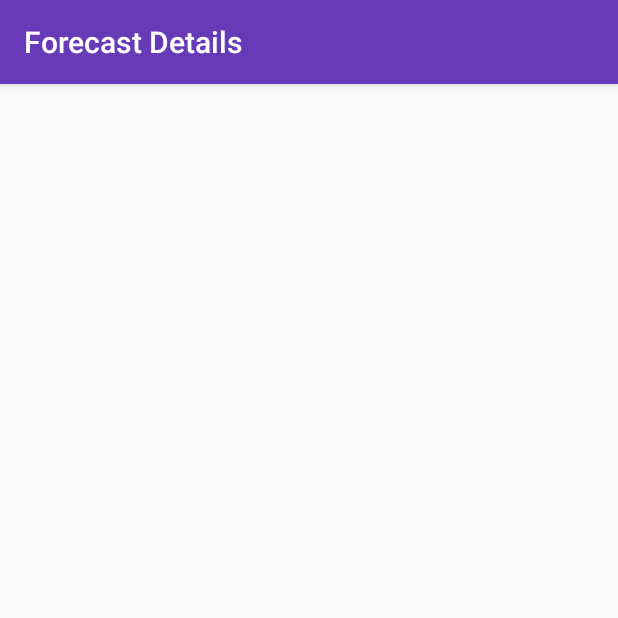
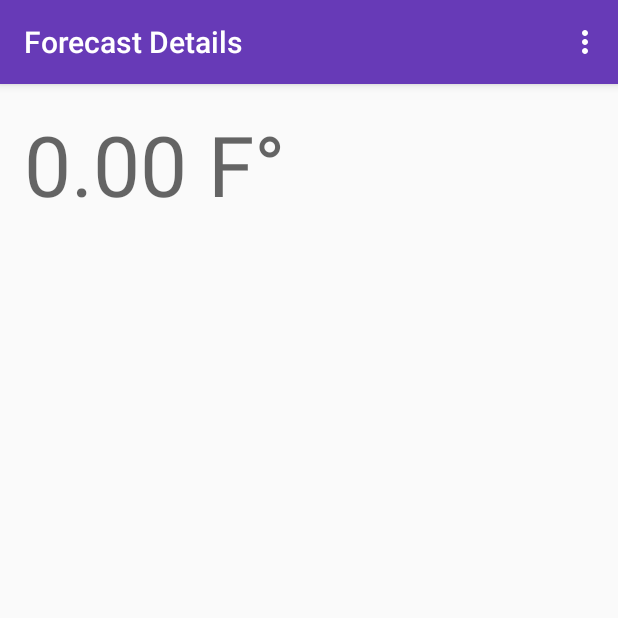
Before and after one commit to fai1whale/Android1, an Android app: the ForecastDetailsActivity screen opened directly, with no data from a screen before it, on a phone screen of 412 x 824 dp, the top half of it. Run offline under Robolectric (Android 15) with nearby library versions, the phone set to English and light mode, and no system bars.

```diff
--- a/app/src/main/AndroidManifest.xml
+++ b/app/src/main/AndroidManifest.xml
@@ -9,9 +9,11 @@
         android:roundIcon="@mipmap/ic_launcher_round"
         android:supportsRtl="true"
         android:theme="@style/AppTheme">
+
         <activity
             android:name=".details.ForecastDetailsActivity">
         </activity>
+
         <activity android:name=".MainActivity">
             <intent-filter>
                 <action android:name="android.intent.action.MAIN" />
--- /dev/null
+++ b/app/src/main/java/com/rkl/andriod1/TempDisplaySettingManager.kt
@@ -0,0 +1,21 @@
+package com.rkl.andriod1
+
+import android.content.Context
+
+enum class TempDisplaySetting{
+    Fahrenheit, Celsius
+}
+
+class TempDisplaySettingManager(context: Context) {
+    private val preferences = context.getSharedPreferences("settings", Context.MODE_PRIVATE)
+
+    fun updateSetting(setting: TempDisplaySetting){
+        preferences.edit().putString("key_temp_display", setting.name).commit()
+    }
+
+    fun getTempDisplaySetting(): TempDisplaySetting{
+        val settingValue = preferences.getString("key_temp_display", TempDisplaySetting.Fahrenheit.name) ?: TempDisplaySetting.Fahrenheit.name
+        return TempDisplaySetting.valueOf(settingValue)
+    }
+
+}
--- a/app/src/main/java/com/rkl/andriod1/details/ForecastDetailsActivity.kt
+++ b/app/src/main/java/com/rkl/andriod1/details/ForecastDetailsActivity.kt
@@ -1,15 +1,58 @@
 package com.rkl.andriod1.details
 
+import android.content.DialogInterface
 import androidx.appcompat.app.AppCompatActivity
 import android.os.Bundle
-import com.rkl.andriod1.R
+import android.view.Menu
+import android.view.MenuInflater
+import android.view.MenuItem
+import android.widget.TextView
+import android.widget.Toast
+import androidx.appcompat.app.AlertDialog
+import com.rkl.andriod1.*
+import kotlinx.android.synthetic.main.activity_forecast_details.view.*
 
 class ForecastDetailsActivity : AppCompatActivity() {
+
+    private lateinit var tempDisplaySettingManager: TempDisplaySettingManager
 
     override fun onCreate(savedInstanceState: Bundle?) {
         super.onCreate(savedInstanceState)
         setContentView(R.layout.activity_forecast_details)
 
+        tempDisplaySettingManager = TempDisplaySettingManager(this)
+
         setTitle(R.string.forecast_details)
+
+        val tempText = findViewById<TextView>(R.id.tempText)
+        val descriptionText = findViewById<TextView>(R.id.descriptionText)
+
+
+        val temp = intent.getFloatExtra("key_temp", 0f)
+
+        tempText.text = formatTempForDisplay(temp, tempDisplaySettingManager.getTempDisplaySetting())
+
+        descriptionText.text = intent.getStringExtra("key_description")
     }
+
+    override fun onCreateOptionsMenu(menu: Menu?): Boolean {
+        val inflater: MenuInflater = menuInflater
+
+        inflater.inflate(R.menu.settings_menu, menu)
+        return true
+    }
+
+    override fun onOptionsItemSelected(item: MenuItem): Boolean {
+        //Handle item selection
+        return when(item.itemId){
+            R.id.tempDisplaySetting -> {
+                //do something
+                //Toast.makeText(this, "clicked menu item", Toast.LENGTH_SHORT).show()
+                showTempDisplaySettingDialog(this, tempDisplaySettingManager)
+                true
+            }
+            else -> super.onOptionsItemSelected(item)
+        }
+    }
+
 }
--- a/app/src/main/res/layout/activity_forecast_details.xml
+++ b/app/src/main/res/layout/activity_forecast_details.xml
@@ -6,4 +6,27 @@
     android:layout_height="match_parent"
     tools:context=".details.ForecastDetailsActivity">
 
+    <TextView
+        android:id="@+id/tempText"
+        android:layout_width="183dp"
+        android:layout_height="73dp"
+        android:layout_marginStart="16dp"
+        android:layout_marginTop="16dp"
+        android:layout_marginEnd="16dp"
+        android:maxLines="1"
+        android:textAppearance="@style/TextAppearance.AppCompat.Display3"
+        app:layout_constraintEnd_toEndOf="parent"
+        app:layout_constraintHorizontal_bias="0.0"
+        app:layout_constraintStart_toStartOf="parent"
+        app:layout_constraintTop_toTopOf="parent"
+        tools:text="75.4°" />
+
+    <TextView
+        android:id="@+id/descriptionText"
+        android:layout_width="wrap_content"
+        android:layout_height="wrap_content"
+        android:textAppearance="@style/TextAppearance.AppCompat.Display1"
+        app:layout_constraintStart_toStartOf="@+id/tempText"
+        app:layout_constraintTop_toBottomOf="@+id/tempText"
+        tools:text="Partly Cloudy" />
 </androidx.constraintlayout.widget.ConstraintLayout>
--- /dev/null
+++ b/app/src/main/res/menu/settings_menu.xml
@@ -0,0 +1,8 @@
+<?xml version="1.0" encoding="utf-8"?>
+<menu xmlns:app="http://schemas.android.com/apk/res-auto"
+    xmlns:android="http://schemas.android.com/apk/res/android">
+
+    <item
+        android:id="@+id/tempDisplaySetting"
+        android:title="Display Units" />
+</menu>
```
Also changed, not shown: app/src/main/java/com/rkl/andriod1/DailyForecastAdapter.kt (+9 -7 lines), app/src/main/java/com/rkl/andriod1/ForecastUtils.kt (added, +36 -0 lines), app/src/main/java/com/rkl/andriod1/MainActivity.kt (+39 -3 lines).
